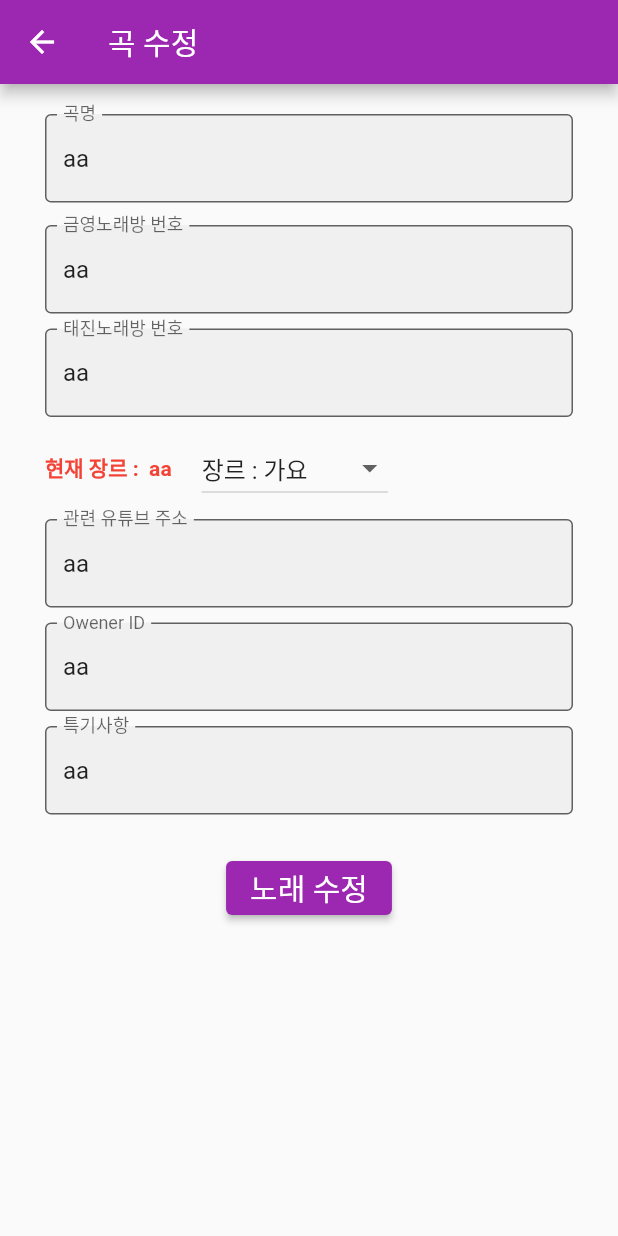
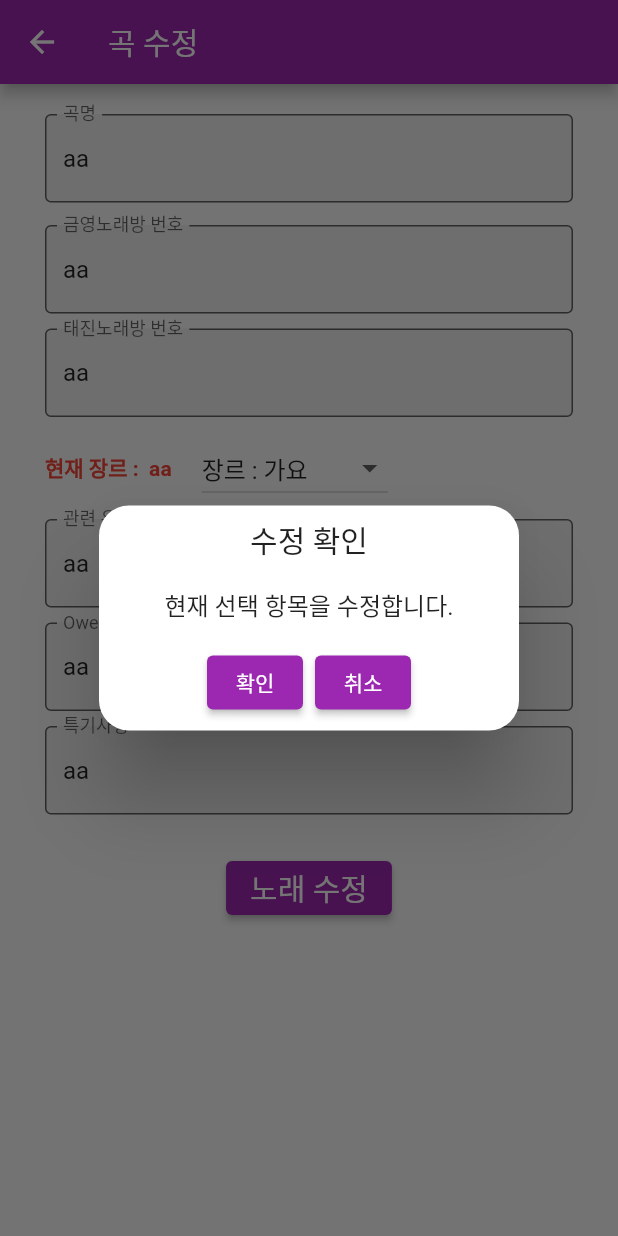
Before and after one commit to poseidonKey/my-karaoke-fb-2022-07-12, a Flutter app: the AddEditServer screen opened directly with sample values from the repository, after a tap on "노래 수정", on a phone screen of 412 x 824 dp. Run offline on Flutter 3.47's test engine with Material 2 defaults, Android fonts, the phone set to English and light mode, and no system bars; our stand-ins replace cloud_firestore, equatable, firebase_auth, firebase_core, font_awesome_flutter, get and 2 more; accounts and stored records are empty.

Commit message:
자체서버 업데이트 문제만 있음.

```diff
--- a/lib/my_server/views/add_edit_server.dart
+++ b/lib/my_server/views/add_edit_server.dart
@@ -1,5 +1,8 @@
 import 'package:flutter/material.dart';
+import 'package:get/get.dart';
 import 'package:my_karaoke_firebase/models/song_model.dart';
+import 'package:my_karaoke_firebase/my_server/data/services.dart';
+import 'package:my_karaoke_firebase/my_server/views/home_page_server.dart';
 
 class AddEditServer extends StatefulWidget {
   final bool isNew;
@@ -173,8 +176,9 @@ class _AddEditServerState extends State<AddEditServer> {
                   vertical: 5.0,
                 ),
                 child: TextFormField(
-                  initialValue:
-                      widget.isNew == true ? null : widget.songItem!.songOwnerId,
+                  initialValue: widget.isNew == true
+                      ? null
+                      : widget.songItem!.songOwnerId,
                   decoration: const InputDecoration(
                     border: OutlineInputBorder(),
                     filled: true,
@@ -223,15 +227,26 @@ class _AddEditServerState extends State<AddEditServer> {
     _formKey.currentState!.save();
     try {
       if (mode == "add") {
-        final song = Song(
-            null,
-            _songName!,
-            _songGYNumber!,
-            _songTJNumber!,
-            _songJanre,
-            _songUtubeAddress!,
-            _songETC!,
-            songOwnerId!);
+        final song = Song(null, _songName!, _songGYNumber!, _songTJNumber!,
+            _songJanre, _songUtubeAddress!, _songETC!, songOwnerId!);
+        Get.defaultDialog(
+          title: "추가 확인",
+          actions: [
+            ElevatedButton(
+                onPressed: () {
+                  Services.putData();
+                  Get.offAll(()=>HomePageServer());
+                },
+                child: const Text("확인")),
+            ElevatedButton(
+                onPressed: () {
+                  Get.snackbar("추가 취소", "추가를 취소했습니다");
+                  Get.offAll(()=>HomePageServer());
+                },
+                child: const Text("취소")),
+          ],
+          content: const Text("곡을 추가합니다."),
+        );
       } else {
         final song = Song(
             widget.songItem!.id,
@@ -242,6 +257,23 @@ class _AddEditServerState extends State<AddEditServer> {
             _songUtubeAddress!,
             _songETC!,
             songOwnerId!);
+        Get.defaultDialog(
+          title: "수정 확인",
+          actions: [
+            ElevatedButton(
+                onPressed: () {
+                  Services.updateData(song: song);
+                  Get.offAll(()=>HomePageServer());
+                },
+                child: const Text("확인")),
+            ElevatedButton(
+                onPressed: () {
+                  Get.offAll(()=>HomePageServer());
+                },
+                child: const Text("취소")),
+          ],
+          content: const Text("현재 선택 항목을 수정합니다."),
+        );
       }
     } catch (e) {
       print(e);
```
Also changed, not shown: lib/my_server/data/services.dart (+39 -0 lines), lib/my_server/views/home_page_server.dart (+18 -8 lines), lib/my_server/views/song_tile.dart (+27 -0 lines).
